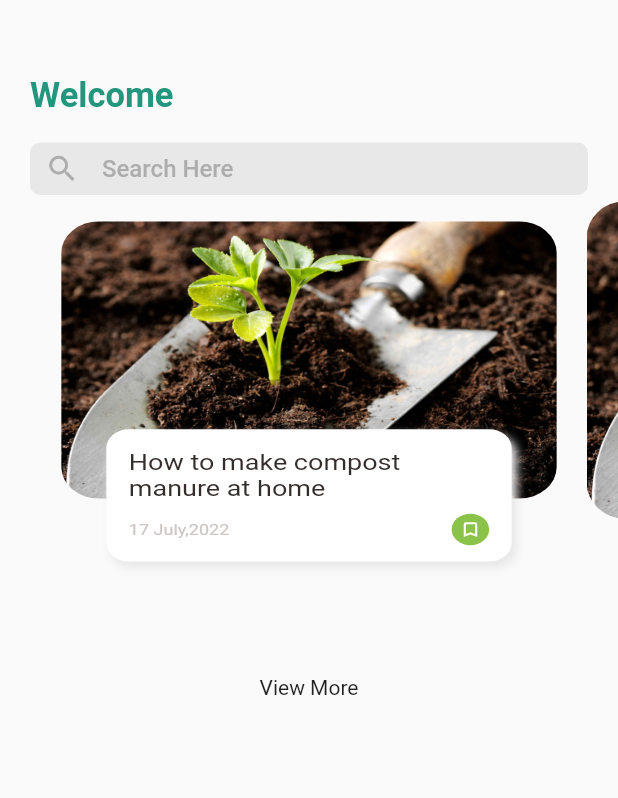
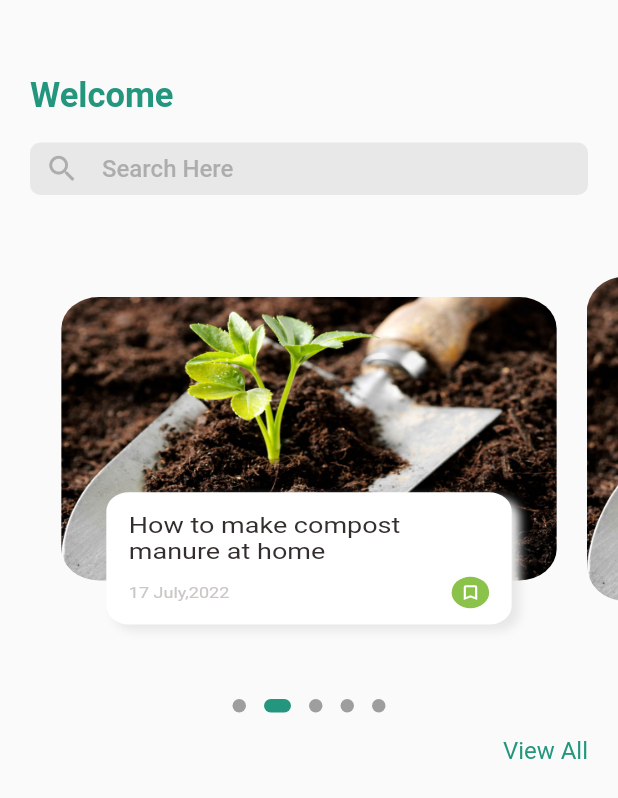
Before and after one commit to isuranga1/Agrihome, a Flutter app: the HomeScreenHead screen opened directly, on a phone screen of 412 x 824 dp. Shown: the top 798 px of the screen. Run offline on Flutter 3.47's test engine with Material 2 defaults, Android fonts, the phone set to English and light mode, and no system bars; drawn by our look-alikes of dots_indicator; our stand-ins replace fluentui_icons, get, google_fonts.

Commit message:
changed home screen body

```diff
--- a/lib/home_screen_body.dart
+++ b/lib/home_screen_body.dart
@@ -1,6 +1,8 @@
 import 'package:agrihome/utils/colors.dart';
+import 'package:agrihome/utils/dimensions.dart';
 import 'package:agrihome/widgets/big_text.dart';
 import 'package:agrihome/widgets/small_text.dart';
+import 'package:dots_indicator/dots_indicator.dart';
 import 'package:flutter/cupertino.dart';
 import 'package:flutter/material.dart';
 
@@ -15,7 +17,8 @@ class _HomeScreenBodyState extends State<HomeScreenBody> {
   PageController pageController = PageController(viewportFraction: 0.85);
   var _currentPageValue = 0.8;
   double _scaleFactor = 0.8;
-  double _height = 220;
+  double _height = 225;
+  //double _height = Dimensions.pageViewContainer;
 
   @override
   void initState() {
@@ -34,15 +37,31 @@ class _HomeScreenBodyState extends State<HomeScreenBody> {
 
   @override
   Widget build(BuildContext context) {
-    return Container(
+    return Column(
+      children: [
+        Container(
+          //color: Colors.red,
           //margin: EdgeInsets.only(top: 70),
-      height: 320,
+          height: 280,
           child: PageView.builder(
               controller: pageController,
               itemCount: 5,
               itemBuilder: (context, position) {
                 return _buildPageItem(position);
               }),
+        ),
+        new DotsIndicator(
+          dotsCount: 5,
+          position: _currentPageValue,
+          decorator: DotsDecorator(
+            activeColor: AppColors.darkGreen,
+            size: const Size.square(9.0),
+            activeSize: const Size(18.0, 9.0),
+            activeShape: RoundedRectangleBorder(
+                borderRadius: BorderRadius.circular(5.0)),
+          ),
+        )
+      ],
     );
   }
 
@@ -79,7 +98,8 @@ class _HomeScreenBodyState extends State<HomeScreenBody> {
         children: [
           Container(
             margin: EdgeInsets.only(left: 10, right: 10),
-            height: 220,
+            height: 225,
+            //height: Dimensions.pageViewContainer,
             decoration: BoxDecoration(
                 borderRadius: BorderRadius.circular(25),
                 image: DecorationImage(
@@ -90,7 +110,8 @@ class _HomeScreenBodyState extends State<HomeScreenBody> {
             alignment: Alignment.bottomCenter,
             child: Container(
                 height: 105,
-                margin: EdgeInsets.only(left: 40, right: 40, bottom: 50),
+                //height: Dimensions.pageViewTextContainer,
+                margin: EdgeInsets.only(left: 40, right: 40, bottom: 20),
                 decoration: BoxDecoration(
                     borderRadius: BorderRadius.circular(15),
                     color: Colors.white,
@@ -98,7 +119,7 @@ class _HomeScreenBodyState extends State<HomeScreenBody> {
                       BoxShadow(
                           color: Color(0xFFe8e8e8),
                           blurRadius: 5.0,
-                          offset: Offset(3, 5)),
+                          offset: Offset(5, 5)),
                     ]),
                 child: Container(
                   padding: EdgeInsets.only(top: 15, left: 15, right: 15),
--- a/lib/home_screen_head.dart
+++ b/lib/home_screen_head.dart
@@ -1,6 +1,7 @@
 import 'package:agrihome/utils/colors.dart';
 import 'package:flutter/cupertino.dart';
 import 'package:flutter/material.dart';
+import 'categories.dart';
 import 'home_screen_body.dart';
 
 class HomeScreenHead extends StatefulWidget {
@@ -56,9 +57,26 @@ class _HomeScreenHeadState extends State<HomeScreenHead> {
               ],
             ),
           ),
+          //showing the 2 categories
+          //Categories(),   //need to check again
           //showing the body
+          SizedBox(
+            height: 50,
+          ),
           HomeScreenBody(),
-          Text("View More"),
+          SizedBox(
+            height: 10,
+          ),
+          Container(
+            padding: EdgeInsets.only(right: 20),
+            child: Row(
+              children: [
+                Expanded(child: Container()),
+                Text("View All",
+                    style: TextStyle(fontSize: 16, color: AppColors.darkGreen)),
+              ],
+            ),
+          ),
         ],
       ),
     );
```
Also changed, not shown: lib/categories.dart (added, +59 -0 lines), lib/main.dart (+5 -2 lines), lib/utils/dimensions.dart (added). Lines whose indentation alone changed are shown as unchanged.
